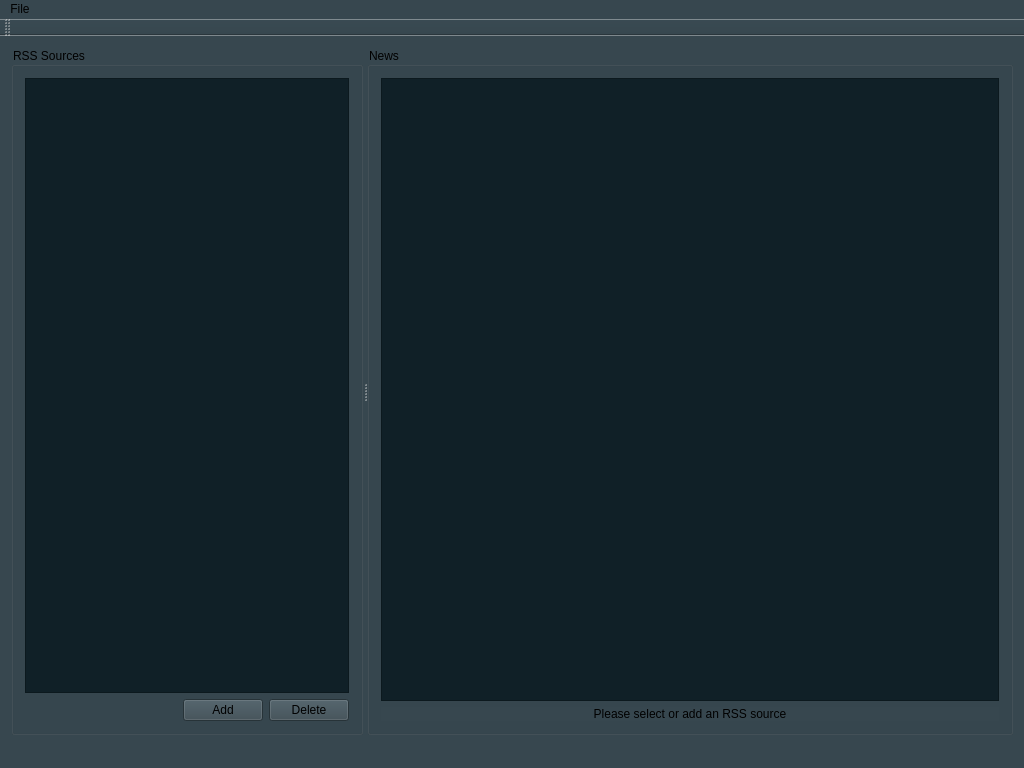
This is MainWindow.ui in Paradox2405/Rss-Feed as Qt 5 draws it before an edit. The edited form follows.
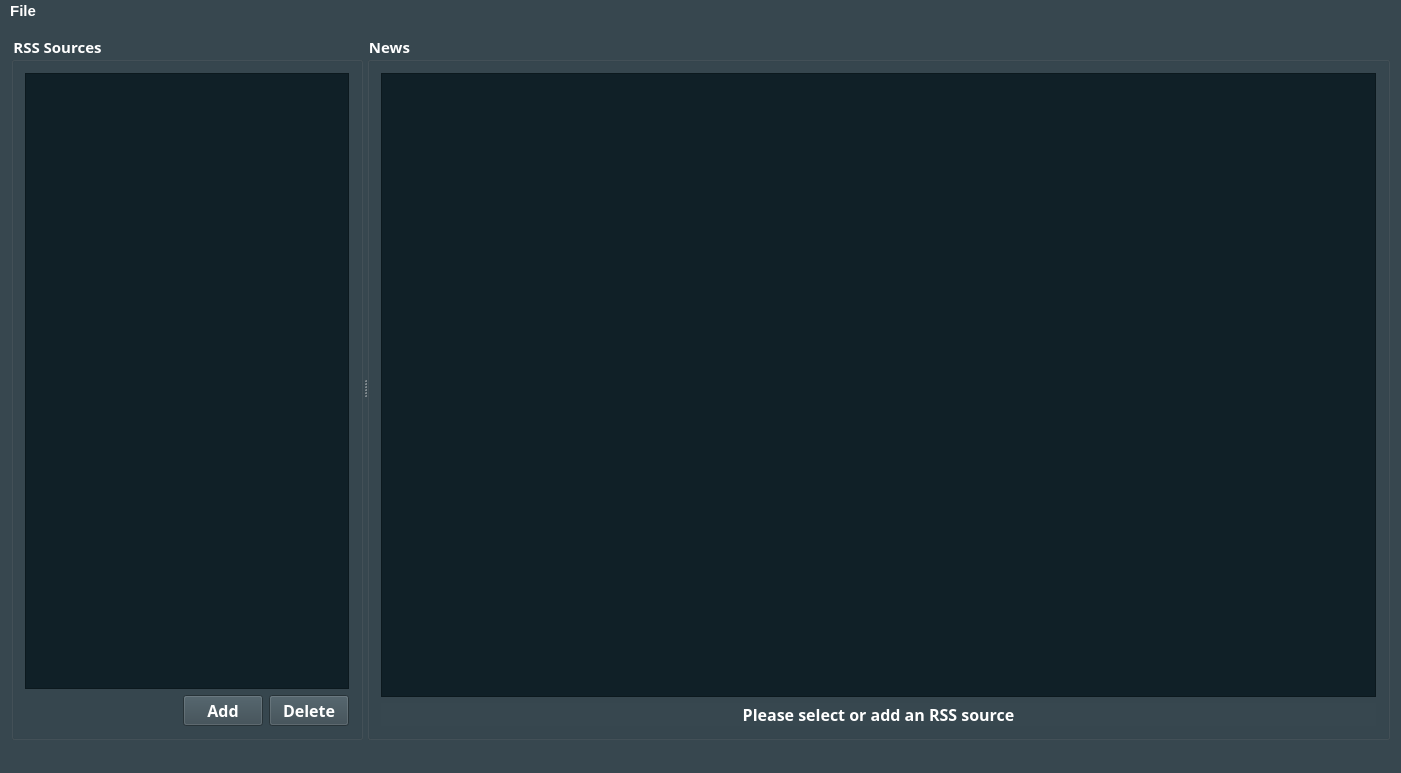
This is the edited form. Icons and pictures are not drawn.

Diff of the .ui file:
```diff
--- a/MainWindow.ui
+++ b/MainWindow.ui
@@ -9,8 +9,8 @@
    <rect>
     <x>0</x>
     <y>0</y>
-    <width>1024</width>
-    <height>768</height>
+    <width>1401</width>
+    <height>773</height>
    </rect>
   </property>
   <property name="font">
@@ -32,7 +32,8 @@
    <bool>false</bool>
   </property>
   <property name="styleSheet">
-   <string notr="true">background-color: rgb(55, 71, 79);</string>
+   <string notr="true">background-color: rgb(55, 71, 79);
+color: rgb(255, 255, 255);</string>
   </property>
   <widget class="QWidget" name="centralWidget">
    <layout class="QGridLayout" name="gridLayout_2">
@@ -42,23 +43,22 @@
        <enum>Qt::Horizontal</enum>
       </property>
       <widget class="QGroupBox" name="groupBox">
-       <property name="styleSheet">
-        <string notr="true">font: 75 9pt &quot;Product Sans&quot;;</string>
+       <property name="font">
+        <font>
+         <family>Product Sans</family>
+         <pointsize>11</pointsize>
+         <weight>75</weight>
+         <italic>false</italic>
+         <bold>true</bold>
+        </font>
+       </property>
+       <property name="autoFillBackground">
+        <bool>false</bool>
        </property>
        <property name="title">
         <string>RSS Sources</string>
        </property>
        <layout class="QGridLayout" name="gridLayout">
-        <item row="0" column="0" colspan="3">
-         <widget class="QTableView" name="feedTableView">
-          <property name="autoFillBackground">
-           <bool>true</bool>
-          </property>
-          <property name="styleSheet">
-           <string notr="true">background-color: rgb(16, 32, 39);</string>
-          </property>
-         </widget>
-        </item>
         <item row="1" column="0">
          <spacer name="horizontalSpacer">
           <property name="orientation">
@@ -74,13 +74,58 @@
         </item>
         <item row="1" column="1">
          <widget class="QPushButton" name="addBtn">
+          <property name="font">
+           <font>
+            <family>Product Sans</family>
+            <pointsize>12</pointsize>
+            <weight>75</weight>
+            <bold>true</bold>
+           </font>
+          </property>
           <property name="text">
            <string>Add</string>
           </property>
          </widget>
         </item>
+        <item row="0" column="0" colspan="3">
+         <widget class="QTableView" name="feedTableView">
+          <property name="font">
+           <font>
+            <family>Product Sans</family>
+            <pointsize>12</pointsize>
+            <weight>50</weight>
+            <italic>false</italic>
+            <bold>false</bold>
+           </font>
+          </property>
+          <property name="autoFillBackground">
+           <bool>false</bool>
+          </property>
+          <property name="styleSheet">
+           <string notr="true">color: rgb(255, 255, 255);
+gridline-color: rgb(255, 255, 255);
+background-color: rgb(16, 32, 39);
+</string>
+          </property>
+          <property name="showGrid">
+           <bool>true</bool>
+          </property>
+          <attribute name="horizontalHeaderVisible">
+           <bool>false</bool>
+          </attribute>
+         </widget>
+        </item>
         <item row="1" column="2">
          <widget class="QPushButton" name="removeBtn">
+          <property name="font">
+           <font>
+            <family>Product Sans</family>
+            <pointsize>12</pointsize>
+            <weight>75</weight>
+            <italic>false</italic>
+            <bold>true</bold>
+           </font>
+          </property>
           <property name="text">
            <string>Delete</string>
           </property>
@@ -95,25 +140,30 @@
          <verstretch>0</verstretch>
         </sizepolicy>
        </property>
-       <property name="styleSheet">
-        <string notr="true">font: 75 9pt &quot;Product Sans&quot;;</string>
+       <property name="font">
+        <font>
+         <family>Product Sans</family>
+         <pointsize>11</pointsize>
+         <weight>75</weight>
+         <italic>false</italic>
+         <bold>true</bold>
+        </font>
        </property>
        <property name="title">
         <string>News</string>
        </property>
        <layout class="QGridLayout" name="gridLayout_3">
-        <item row="0" column="1">
-         <widget class="QTableView" name="rssTableView">
-          <property name="autoFillBackground">
-           <bool>true</bool>
-          </property>
-          <property name="styleSheet">
-           <string notr="true">background-color: rgb(16, 32, 39);</string>
-          </property>
-         </widget>
-        </item>
         <item row="1" column="1">
          <widget class="QLabel" name="chooseLabel">
+          <property name="font">
+           <font>
+            <family>Product Sans</family>
+            <pointsize>12</pointsize>
+            <weight>75</weight>
+            <italic>false</italic>
+            <bold>true</bold>
+           </font>
+          </property>
           <property name="text">
            <string>Please select or add an RSS source</string>
           </property>
@@ -122,6 +172,27 @@
           </property>
          </widget>
         </item>
+        <item row="0" column="1">
+         <widget class="QTableView" name="rssTableView">
+          <property name="font">
+           <font>
+            <family>Product Sans</family>
+            <pointsize>12</pointsize>
+            <weight>50</weight>
+            <italic>false</italic>
+            <bold>false</bold>
+           </font>
+          </property>
+          <property name="autoFillBackground">
+           <bool>false</bool>
+          </property>
+          <property name="styleSheet">
+           <string notr="true">color: rgb(255, 255, 255);
+background-color: rgb(16, 32, 39);
+</string>
+          </property>
+         </widget>
+        </item>
        </layout>
       </widget>
      </widget>
@@ -133,11 +204,26 @@
     <rect>
      <x>0</x>
      <y>0</y>
-     <width>1024</width>
-     <height>25</height>
+     <width>1401</width>
+     <height>30</height>
     </rect>
    </property>
+   <property name="font">
+    <font>
+     <pointsize>11</pointsize>
+     <weight>75</weight>
+     <bold>true</bold>
+    </font>
+   </property>
    <widget class="QMenu" name="menuFile">
+    <property name="font">
+     <font>
+      <family>Product Sans</family>
+      <pointsize>12</pointsize>
+      <weight>75</weight>
+      <bold>true</bold>
+     </font>
+    </property>
     <property name="title">
      <string>File</string>
     </property>
@@ -148,14 +234,6 @@
    </widget>
    <addaction name="menuFile"/>
   </widget>
-  <widget class="QToolBar" name="mainToolBar">
-   <attribute name="toolBarArea">
-    <enum>TopToolBarArea</enum>
-   </attribute>
-   <attribute name="toolBarBreak">
-    <bool>false</bool>
-   </attribute>
-  </widget>
   <widget class="QStatusBar" name="statusBar"/>
   <action name="actionAdd_feed">
    <property name="text">
```
Left out of the diff: 9 changed lines with no effect on the pictures.
